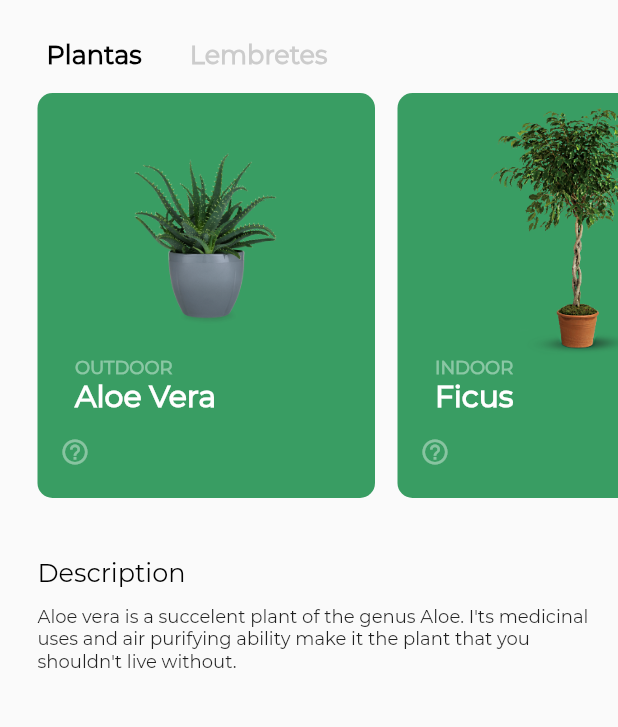
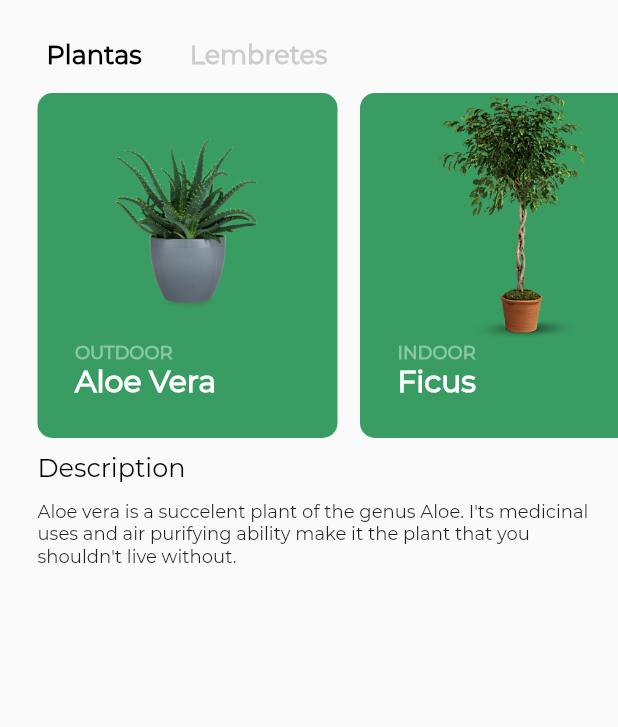
Before and after one commit to vitorsorato/garden_flutter, a Flutter app: the screen it shows after launch, on a phone screen of 412 x 824 dp, the part 189-916 px from its top. Run offline on Flutter 3.47's test engine with Material 2 defaults, Android fonts, the phone set to English and light mode, and no system bars; project files that could hold a hidden picture were left out.

Commit message:
Update plantlist.dart

```diff
--- a/lib/plantlist.dart
+++ b/lib/plantlist.dart
@@ -44,7 +44,7 @@ class _PlantListState extends State<PlantList> {
     return ListView(
       children: <Widget>[
         SizedBox(
-          height: 300.0,
+          height: 230.0,
           child: ListView(
             padding: const EdgeInsets.only(left: 25.0),
             controller: _scrollController,
@@ -86,11 +86,17 @@ class _PlantListState extends State<PlantList> {
 
   getPlantCard(
       String imgPath, String plantType, String plantName) {
-    return Stack(
+
+    return
+    GestureDetector(
+      onTap: () {
+                        Navigator.of(context).push(MaterialPageRoute(
+                            builder: (context) => PlantDetail()));},
+      child:Stack(
       children: <Widget>[
         SizedBox(
-          height: 270.0,
-          width: 225.0,
+          height: 230.0,
+          width: 200.0,
           child: Container(
             decoration: BoxDecoration(
                 borderRadius: BorderRadius.circular(10.0),
@@ -99,21 +105,22 @@ class _PlantListState extends State<PlantList> {
             width: 225.0,
             child: Column(
               children: <Widget>[
-                Row(
-                  mainAxisAlignment: MainAxisAlignment.end,
-                  children: <Widget>[
-                    Column(
-                      children: <Widget>[
-                        const SizedBox(height: 10.0),
-                      ],
-                    ),
-                    const SizedBox(width: 10.0)
-                  ],
-                ),
+
                 Image(
+
                   image: AssetImage(imgPath),
                   height: 165.0,
+
                 ),
+                /*InkWell(
+                      onTap: () {
+                        Navigator.of(context).push(MaterialPageRoute(
+                            builder: (context) => PlantDetail()));},
+                      child: Ink.image(
+                        image: AssetImage(imgPath),
+                        height: 165.0,
+                      )
+                ),*/
                 Row(
                   children: <Widget>[
                     const SizedBox(width: 25.0),
@@ -135,32 +142,13 @@ class _PlantListState extends State<PlantList> {
                               fontSize: 20.0,
                               fontWeight: FontWeight.w600,
                               color: Colors.white),
+
                         )
                       ],
                     ),
                   ],
                 ),
-                const SizedBox(height: 10.0),
-                Row(
-                  children: <Widget>[
 
-                    const SizedBox(width: 10.0),
-                    InkWell(
-                      onTap: () {
-                        Navigator.of(context).push(MaterialPageRoute(
-                            builder: (context) => PlantDetail()));
-                      },
-                      child: Container(
-                        height: 30.0,
-                        width: 30.0,
-                        decoration:
-                            const BoxDecoration(color: Color(0xFF399D63)),
-                        child: Icon(Icons.help_outline,
-                            color: Colors.white.withOpacity(0.4), size: 20.0),
-                      ),
-                    )
-                  ],
-                )
               ],
             ),
           ),
@@ -173,6 +161,7 @@ class _PlantListState extends State<PlantList> {
           ),
         )
       ],
+      ),
     );
   }
 }
```
